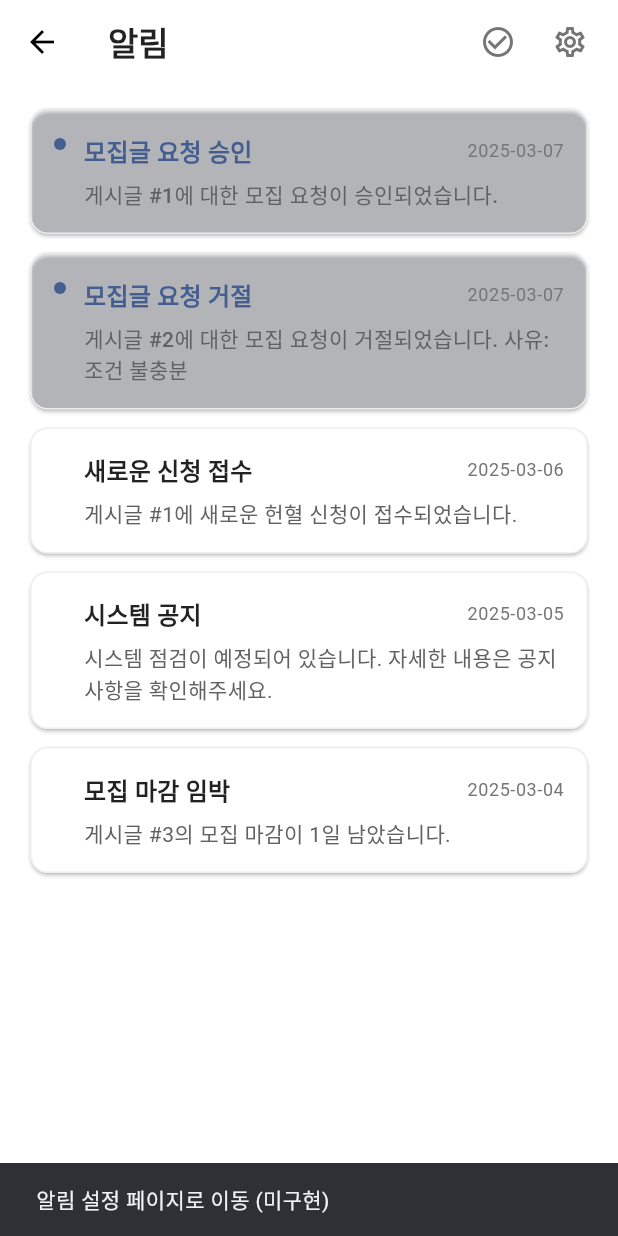
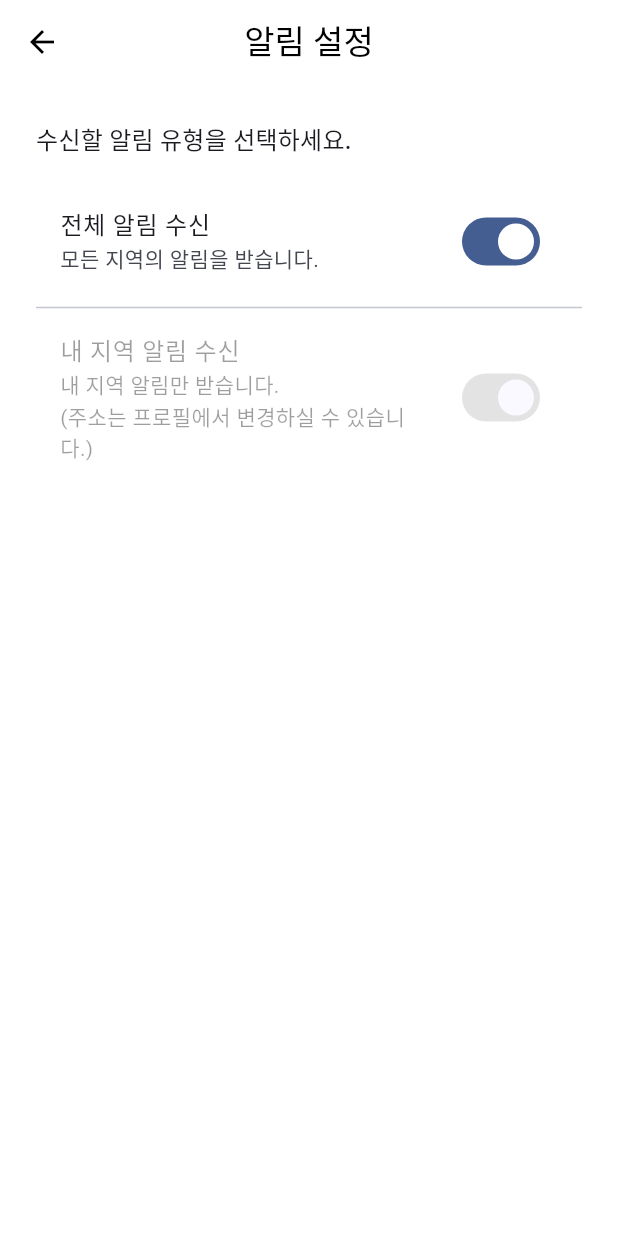
Before and after one commit to SongJunPyo/SuperPetConnect_Front, a Flutter app: the HospitalAlarm screen opened directly, after a tap on the "settings" icon, on a phone screen of 412 x 824 dp. Run offline on Flutter 3.47's test engine with Material 3 defaults, Android fonts, the phone set to English and light mode, and no system bars; our stand-ins replace firebase_core, firebase_messaging, flutter_local_notifications, shared_preferences, timezone; missing offline and left inert: interval_time_picker, kpostal; accounts and stored records are empty.

```diff
--- a/lib/hospital/hospital_alarm.dart
+++ b/lib/hospital/hospital_alarm.dart
@@ -1,4 +1,5 @@
 import 'package:flutter/material.dart';
+import 'package:connect/hospital/notification_settings_screen.dart';
 
 class HospitalAlarm extends StatefulWidget {
   const HospitalAlarm({super.key});
@@ -83,12 +84,15 @@ class _HospitalAlarmState extends State<HospitalAlarm> {
             icon: Icon(Icons.settings_outlined, color: Colors.grey[600]),
             tooltip: '알림 설정',
             onPressed: () {
-              // 알림 설정 페이지로 이동하는 로직
-              ScaffoldMessenger.of(context).showSnackBar(
-                const SnackBar(content: Text('알림 설정 페이지로 이동 (미구현)')),
+              Navigator.push(
+                context,
+                MaterialPageRoute(
+                  builder: (context) => const NotificationSettingsScreen(regionCode: "gyeonggi"), // TODO: 병원 실제 지역 코드로 대체
+                ),
               );
             },
           ),
+
           const SizedBox(width: 8), // 오른쪽 여백
         ],
       ),
--- /dev/null
+++ b/lib/hospital/notification_settings_screen.dart
@@ -0,0 +1,84 @@
+import 'package:flutter/material.dart';
+import 'package:firebase_messaging/firebase_messaging.dart';
+
+class NotificationSettingsScreen extends StatefulWidget {
+  final String regionCode; // ex: 'gyeonggi'
+
+  const NotificationSettingsScreen({super.key, required this.regionCode});
+
+  @override
+  State<NotificationSettingsScreen> createState() => _NotificationSettingsScreenState();
+}
+
+class _NotificationSettingsScreenState extends State<NotificationSettingsScreen> {
+  bool allUsersSubscribed = true;
+  bool regionSubscribed = true;
+
+  @override
+  void initState() {
+    super.initState();
+    // TODO: SharedPreferences에서 저장된 값 불러오기 (원하면 구현 가능)
+  }
+
+  Future<void> _toggleAllUsers(bool value) async {
+  if (value) {
+    await FirebaseMessaging.instance.subscribeToTopic("all_users");
+    // 전체 알림을 켜면 지역 알림은 꺼지도록
+    final topic = "region_${widget.regionCode}";
+    await FirebaseMessaging.instance.unsubscribeFromTopic(topic);
+    setState(() {
+      allUsersSubscribed = true;
+      regionSubscribed = false;
+    });
+  } else {
+    await FirebaseMessaging.instance.unsubscribeFromTopic("all_users");
+    setState(() => allUsersSubscribed = false);
+    // 지역 알림은 사용자가 다시 켤 수 있도록 UI가 열려 있음
+  }
+}
+
+  Future<void> _toggleRegion(bool value) async {
+    final topic = "region_${widget.regionCode}";
+    if (value) {
+      await FirebaseMessaging.instance.subscribeToTopic(topic);
+    } else {
+      await FirebaseMessaging.instance.unsubscribeFromTopic(topic);
+    }
+    setState(() => regionSubscribed = value);
+  }
+
+  @override
+  Widget build(BuildContext context) {
+    final textTheme = Theme.of(context).textTheme;
+
+    return Scaffold(
+      appBar: AppBar(
+        title: const Text("알림 설정"),
+        centerTitle: true,
+      ),
+      body: ListView(
+        padding: const EdgeInsets.all(24),
+        children: [
+          Text(
+            "수신할 알림 유형을 선택하세요.",
+            style: textTheme.titleMedium,
+          ),
+          const SizedBox(height: 20),
+          SwitchListTile(
+            title: const Text("전체 알림 수신"),
+            subtitle: const Text("모든 지역의 알림을 받습니다."),
+            value: allUsersSubscribed,
+            onChanged: _toggleAllUsers,
+          ),
+          const Divider(),
+          SwitchListTile(
+            title: Text("내 지역 알림 수신"),
+            subtitle: const Text("내 지역 알림만 받습니다. \n(주소는 프로필에서 변경하실 수 있습니다.)"),
+            value: regionSubscribed,
+            onChanged: allUsersSubscribed ? null : _toggleRegion, // <- 전체 알림 켜져 있으면 비활성화
+          ),
+        ],
+      ),
+    );
+  }
+}
```
